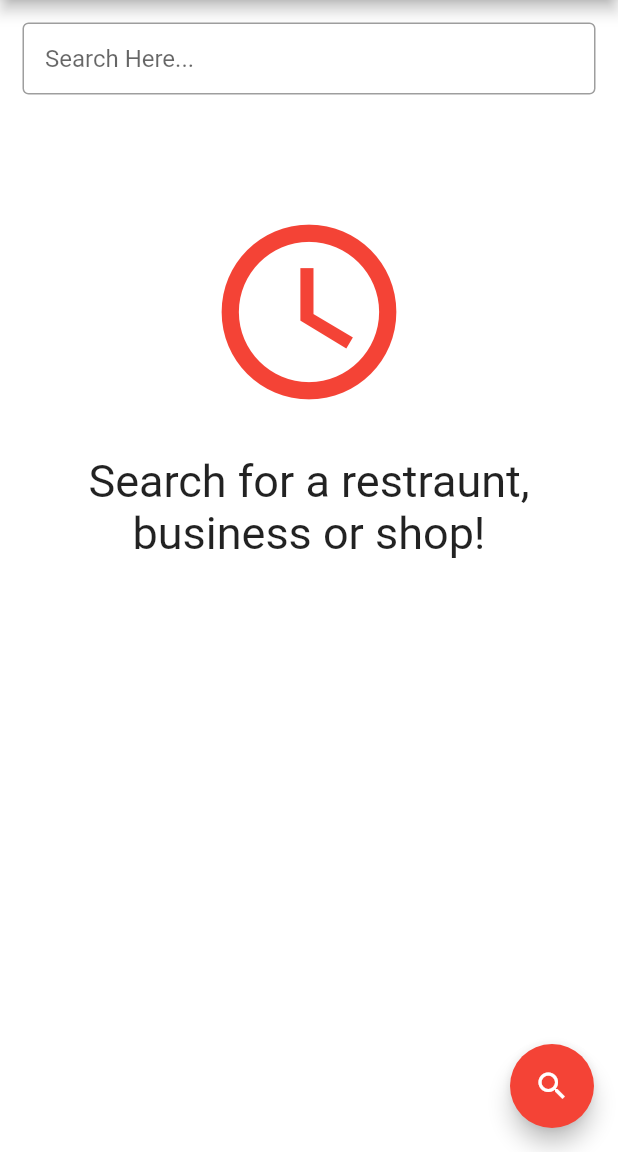
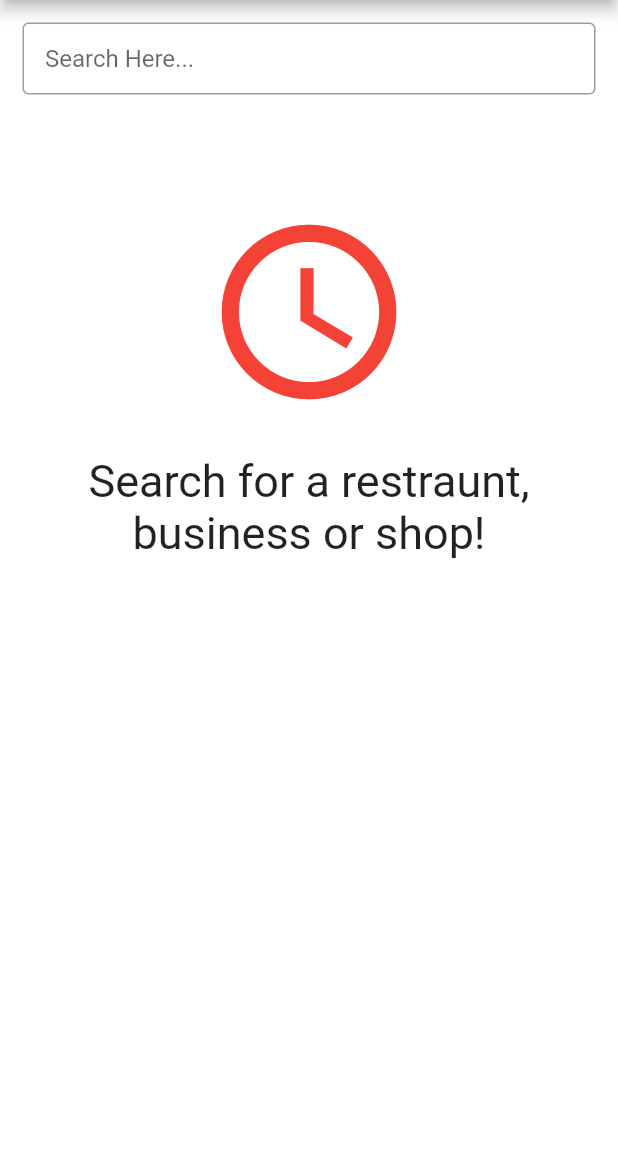
Before and after one commit to 3eif/Opening-Hours, a Flutter app: the screen it shows after launch, on a phone screen of 412 x 824 dp, the part 84-1236 px from its top. Run offline on Flutter 3.47's test engine with Material 2 defaults, Android fonts, the phone set to English and light mode, and no system bars; our stand-ins replace geolocator, google_fonts.

Commit message:
Remove search button

```diff
--- a/lib/screens/MainScreen.dart
+++ b/lib/screens/MainScreen.dart
@@ -39,20 +39,6 @@ class _MainScreenState extends State<MainScreen> {
         backgroundColor: Colors.red,
       ),
       backgroundColor: Colors.white,
-      floatingActionButton: new FloatingActionButton(
-        tooltip: 'Increment',
-        child: new Icon(
-          Icons.search,
-          color: Colors.white,
-        ),
-        backgroundColor: Colors.red,
-        onPressed: () {
-          onItemChanged();
-          setState(() {
-            FocusScope.of(context).unfocus();
-          });
-        },
-      ),
       body: SafeArea(
         child: Column(
           children: <Widget>[
```
